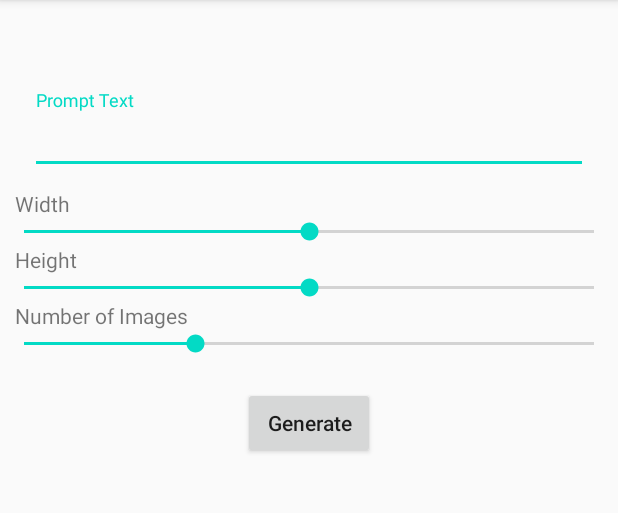
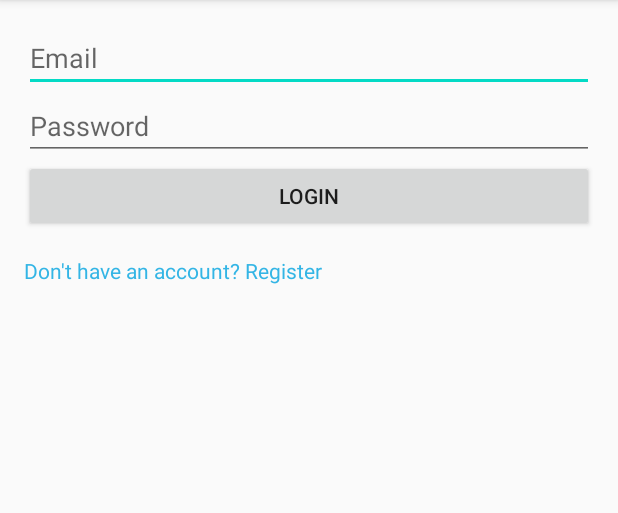
Before and after one commit to ttc4154/CSE5324_Group5_Smart_App, an Android app: the screen it shows after launch (MainActivity before the commit, LoginActivity after it), on a phone screen of 412 x 824 dp, the part 84-597 px from its top. Run offline under Robolectric (Android 15) with nearby library versions, the phone set to English and light mode, and no system bars; our stand-ins replace Firebase (no records; nobody signed in at launch, a user with empty details on screens opened directly).

Commit message:
Added FireBase, login, logout, register

```diff
--- /dev/null
+++ b/app/src/main/java/com/example/stablediffusion/login/LoginActivity.java
@@ -0,0 +1,82 @@
+package com.example.stablediffusion.login;
+
+import android.content.Intent;
+import android.os.Bundle;
+import android.view.View;
+import android.widget.Button;
+import android.widget.EditText;
+import android.widget.TextView;
+import android.widget.Toast;
+
+import androidx.annotation.NonNull;
+import androidx.appcompat.app.AppCompatActivity;
+
+import com.example.stablediffusion.MainActivity;
+import com.example.stablediffusion.R;
+import com.google.firebase.auth.FirebaseAuth;
+import com.google.firebase.auth.FirebaseUser;
+
+public class LoginActivity extends AppCompatActivity {
+    private EditText emailEditText, passwordEditText;
+    private Button loginButton;
+    private TextView registerTextView;
+    private FirebaseAuth mAuth;
+
+    @Override
+    protected void onCreate(Bundle savedInstanceState) {
+        super.onCreate(savedInstanceState);
+        setContentView(R.layout.activity_login);
+
+        mAuth = FirebaseAuth.getInstance();
+
+        emailEditText = findViewById(R.id.emailEditText);
+        passwordEditText = findViewById(R.id.passwordEditText);
+        loginButton = findViewById(R.id.loginButton);
+        registerTextView = findViewById(R.id.registerTextView);
+
+        // Check if user is already logged in
+        FirebaseUser user = mAuth.getCurrentUser();
+        if (user != null) {
+            // User is signed in, go to MainActivity
+            startActivity(new Intent(LoginActivity.this, MainActivity.class));
+            finish(); // Close LoginActivity
+        }
+
+        loginButton.setOnClickListener(new View.OnClickListener() {
+            @Override
+            public void onClick(View v) {
+                loginUser();
+            }
+        });
+
+        registerTextView.setOnClickListener(new View.OnClickListener() {
+            @Override
+            public void onClick(View v) {
+                Intent intent = new Intent(LoginActivity.this, RegisterActivity.class);
+                startActivity(intent);
+            }
+        });
+    }
+
+    private void loginUser() {
+        String email = emailEditText.getText().toString().trim();
+        String password = passwordEditText.getText().toString().trim();
+
+        if (email.isEmpty() || password.isEmpty()) {
+            Toast.makeText(this, "Please fill in all fields", Toast.LENGTH_SHORT).show();
+            return;
+        }
+
+        mAuth.signInWithEmailAndPassword(email, password)
+                .addOnCompleteListener(this, task -> {
+                    if (task.isSuccessful()) {
+                        FirebaseUser user = mAuth.getCurrentUser();
+                        Toast.makeText(LoginActivity.this, "Login Successful", Toast.LENGTH_SHORT).show();
+                        startActivity(new Intent(LoginActivity.this, MainActivity.class));
+                        finish(); // Close LoginActivity
+                    } else {
+                        Toast.makeText(LoginActivity.this, "Login Failed: " + task.getException().getMessage(), Toast.LENGTH_SHORT).show();
+                    }
+                });
+    }
+}
--- /dev/null
+++ b/app/src/main/res/layout/activity_login.xml
@@ -0,0 +1,36 @@
+<?xml version="1.0" encoding="utf-8"?>
+<LinearLayout xmlns:android="http://schemas.android.com/apk/res/android"
+    android:layout_width="match_parent"
+    android:layout_height="match_parent"
+    android:orientation="vertical"
+    android:padding="16dp">
+
+    <EditText
+        android:id="@+id/emailEditText"
+        android:layout_width="match_parent"
+        android:layout_height="wrap_content"
+        android:hint="Email" />
+
+    <EditText
+        android:id="@+id/passwordEditText"
+        android:layout_width="match_parent"
+        android:layout_height="wrap_content"
+        android:hint="Password"
+        android:inputType="textPassword" />
+
+    <Button
+        android:id="@+id/loginButton"
+        android:layout_width="match_parent"
+        android:layout_height="wrap_content"
+        android:text="Login" />
+
+    <TextView
+        android:id="@+id/registerTextView"
+        android:layout_width="wrap_content"
+        android:layout_height="wrap_content"
+        android:text="Don't have an account? Register"
+        android:textColor="@android:color/holo_blue_light"
+        android:layout_marginTop="16dp"
+        android:clickable="true"
+        android:focusable="true"/>
+</LinearLayout>
--- a/build.gradle
+++ b/build.gradle
@@ -3,4 +3,5 @@ plugins {
 alias(libs.plugins.android.application) apply false
     alias(libs.plugins.kotlin.android) apply false
     alias(libs.plugins.kotlin.compose) apply false
+    id 'com.google.gms.google-services' version '4.4.2' apply false
 }
--- a/gradle/libs.versions.toml
+++ b/gradle/libs.versions.toml
@@ -1,5 +1,5 @@
 [versions]
-agp = "8.7.0"
+agp = "8.7.1"
 kotlin = "2.0.0"
 coreKtx = "1.13.1"
 junit = "4.13.2"
```
Also changed, not shown: app/build.gradle (+12 -1 lines), app/src/main/AndroidManifest.xml (+16 -12 lines), app/src/main/java/com/example/stablediffusion/MainActivity.java (+33 -0 lines), app/src/main/java/com/example/stablediffusion/login/RegisterActivity.java (added, +57 -0 lines), app/src/main/res/layout/activity_main.xml (+14 -0 lines), app/src/main/res/layout/activity_register.xml (added, +26 -0 lines), app/src/main/res/menu/bottom_navigation_menu.xml (added, +19 -0 lines), 1 other file.
